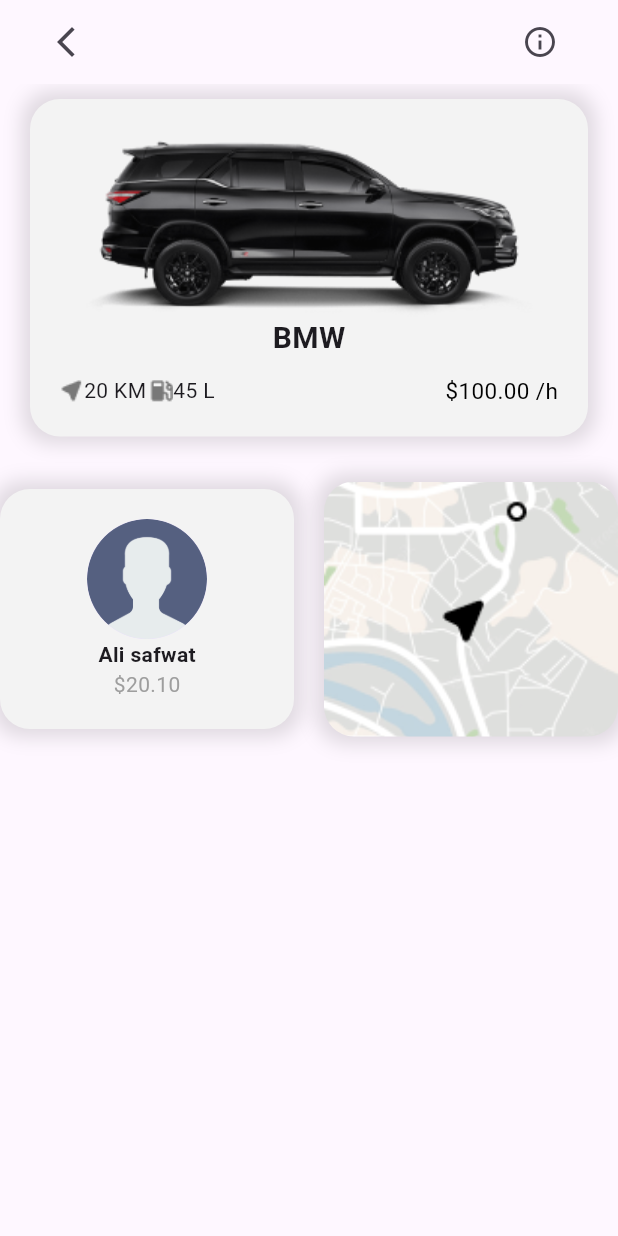
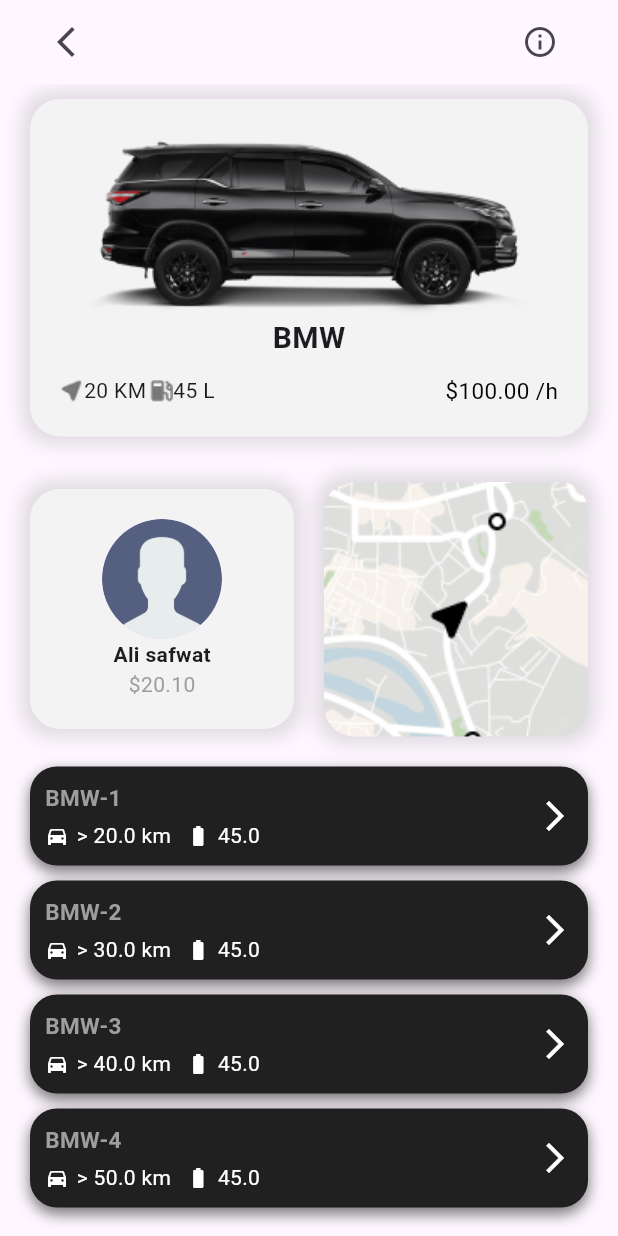
Before and after one commit to ali72-20/rent_car, a Flutter app: the CarDetailsScreen screen opened by its route, on a phone screen of 412 x 824 dp. Run offline on Flutter 3.47's test engine with Material 3 defaults, Android fonts, the phone set to English and light mode, and no system bars; our stand-ins replace firebase_core, flutter_bloc, get_it, go_router, injectable; accounts and stored records are empty; generated files the repository leaves out were written again.

Commit message:
add: card more

```diff
--- a/lib/core/utilities/app_colors.dart
+++ b/lib/core/utilities/app_colors.dart
@@ -8,4 +8,5 @@
    static const Color onBoarding = Color(0xff2c2b34);
    static const Color carCard = Color(0xffF3F3F3);
    static const Color black12 = Colors.black12;
+   static const Color moreCardColor =  Color(0xff212020);
 }
--- a/lib/core/utilities/styles.dart
+++ b/lib/core/utilities/styles.dart
@@ -18,5 +18,9 @@
     fontSize: 20,
     fontWeight: FontWeight.bold
   );
+  static const style14 = TextStyle(
+      fontSize: 14,
+      color: AppColors.white,
+  );
 
 }
--- a/lib/presentation/pages/car_details_screen.dart
+++ b/lib/presentation/pages/car_details_screen.dart
@@ -1,8 +1,9 @@
 import 'package:flutter/material.dart';
 import 'package:rent_car/presentation/widgets/map_card.dart';
+import 'package:rent_car/presentation/widgets/more_cards.dart';
 import 'package:rent_car/presentation/widgets/user_card.dart';
 import '../../domain/entities/car_entity.dart';
-import '../widgets/cat_details_card.dart';
+import '../widgets/car_details_card.dart';
 
 class CarDetailsScreen extends StatelessWidget {
   const CarDetailsScreen({super.key});
@@ -18,20 +19,33 @@
       ),
       body: Column(
         children: [
-          CatDetailsCard(
+          CarDetailsCard(
             car: CarEntity("BMW", 20, 45, 100),
           ),
           const SizedBox(
             height: 20,
           ),
-          const Row(
-            children: [
-              UserCard(),
-              SizedBox(width: 20,),
-              MapCard()
-            ],
+          const Padding(
+            padding: EdgeInsets.symmetric(horizontal: 20),
+            child: Row(
+              children: [
+                UserCard(),
+                SizedBox(width: 20,),
+                MapCard()
+              ],
+            ),
+          ),
+          Container(
+            padding: const EdgeInsets.all(20),
+            child: Column(
+              children: [
+                 MoreCard(car: CarEntity("BMW-1", 20, 45, 100)),
+                 MoreCard(car: CarEntity("BMW-2", 30, 45, 150)),
+                 MoreCard(car: CarEntity("BMW-3", 40, 45, 200)),
+                 MoreCard(car: CarEntity("BMW-4", 50, 45, 300)),
+              ],
+            ),
           )
-
         ],
       ),
     );
--- a/lib/presentation/widgets/cat_details_card.dart
+++ b/lib/presentation/widgets/car_details_card.dart
@@ -6,10 +6,10 @@
 import '../../core/utilities/styles.dart';
 import '../../domain/entities/car_entity.dart';
 
-class CatDetailsCard extends StatelessWidget {
+class CarDetailsCard extends StatelessWidget {
   final CarEntity car;
 
-  const CatDetailsCard({super.key, required this.car});
+  const CarDetailsCard({super.key, required this.car});
 
   @override
   Widget build(BuildContext context) {
--- /dev/null
+++ b/lib/presentation/widgets/more_cards.dart
@@ -0,0 +1,60 @@
+import 'package:flutter/material.dart';
+import 'package:rent_car/core/utilities/app_colors.dart';
+import 'package:rent_car/core/utilities/styles.dart';
+import 'package:rent_car/domain/entities/car_entity.dart';
+
+class MoreCard extends StatelessWidget {
+  final CarEntity car;
+  const MoreCard({super.key, required this.car});
+  @override
+  Widget build(BuildContext context) {
+    return Container(
+      padding: const EdgeInsets.all(10),
+      margin: const EdgeInsets.only(bottom: 10),
+      decoration: BoxDecoration(
+          color: AppColors.moreCardColor,
+          borderRadius: BorderRadius.circular(18),
+          boxShadow: const [
+            BoxShadow(
+                color: AppColors.black54,
+                blurRadius: 8,
+                offset: Offset(0,4)
+            )
+          ]
+      ),
+      child: Row(
+        mainAxisAlignment: MainAxisAlignment.spaceBetween,
+        children: [
+          Column(
+            crossAxisAlignment: CrossAxisAlignment.start,
+            children: [
+              Text(
+                car.model!,
+                style: Styles.style16.copyWith(fontWeight: FontWeight.bold),
+              ),
+              const SizedBox(height: 5,),
+              Row(
+                children: [
+                  const Icon(Icons.directions_car, color: AppColors.white, size: 16,),
+                  const SizedBox(width: 5,),
+                  Text(
+                    '> ${car.distance} km',
+                    style:Styles.style14,
+                  ),
+                  const SizedBox(width: 10,),
+                  const Icon(Icons.battery_full, color: AppColors.white, size: 16,),
+                  const SizedBox(width: 5,),
+                  Text(
+                    car.fuelCapacity.toString(),
+                    style: Styles.style14,
+                  ),
+                ],
+              )
+            ],
+          ),
+          const Icon(Icons.arrow_forward_ios, color: AppColors.white, size: 24,),
+        ],
+      ),
+    );
+  }
+}
```
